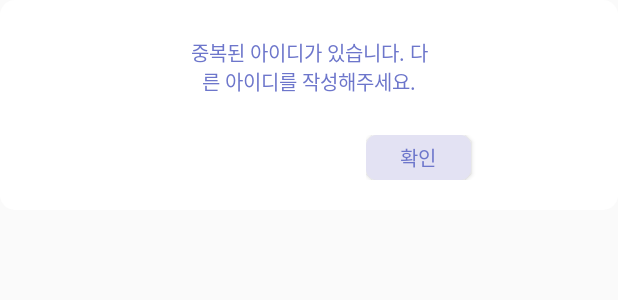
After one commit to rlfduswls/Diary, an Android app: the layout dialog2.xml on its own in the app's theme, with its tools: preview values and no code run, on a phone screen of 412 x 824 dp. The commit adds this screen. Shown: the top 300 px of the screen. Run offline under Robolectric (Android 15) with nearby library versions, the phone set to English and light mode, and no system bars.

Commit message:
다이어로그

```diff
--- /dev/null
+++ b/app/src/main/res/drawable-v24/view_round_blue.xml
@@ -0,0 +1,5 @@
+<?xml version="1.0" encoding="utf-8"?>
+<shape xmlns:android="http://schemas.android.com/apk/res/android">
+    <solid android:color="@color/blue5" />
+    <corners android:radius="7dp" />
+</shape>
--- /dev/null
+++ b/app/src/main/res/drawable-v24/view_round_white_6.xml
@@ -0,0 +1,5 @@
+<?xml version="1.0" encoding="utf-8"?>
+<shape xmlns:android="http://schemas.android.com/apk/res/android">
+    <solid android:color="@color/white" />
+    <corners android:radius="10dp" />
+</shape>
--- /dev/null
+++ b/app/src/main/res/layout/dialog2.xml
@@ -0,0 +1,41 @@
+<?xml version="1.0" encoding="utf-8"?>
+<LinearLayout xmlns:android="http://schemas.android.com/apk/res/android"
+    xmlns:tools="http://schemas.android.com/tools"
+    android:layout_width="match_parent"
+    android:layout_height="wrap_content"
+    android:background="@drawable/view_round_white_6"
+    android:gravity="center"
+    android:minWidth="300dp"
+    android:orientation="vertical"
+    android:padding="20dp">
+
+    <TextView
+        android:id="@+id/confirmTextView"
+        android:layout_width="160dp"
+        android:layout_height="wrap_content"
+        android:textColor="@color/blue4"
+        android:gravity="center"
+        android:minHeight="50dp"
+        android:textSize="13sp"
+        tools:text="중복된 아이디가 있습니다.
+다른 아이디를 작성해주세요."/>
+
+
+    <LinearLayout
+        android:layout_width="match_parent"
+        android:layout_height="wrap_content"
+        android:layout_marginTop="20dp"
+        android:layout_marginLeft="149dp"
+        android:orientation="horizontal">
+
+        <Button
+            android:id="@+id/yesButton"
+            android:layout_width="70dp"
+            android:layout_height="30dp"
+            android:textColor="@color/blue4"
+            android:text="확인"
+            android:background="@drawable/view_round_blue"
+            android:textSize="13sp" />
+    </LinearLayout>
+
+</LinearLayout>
--- a/app/src/main/res/values/colors.xml
+++ b/app/src/main/res/values/colors.xml
@@ -10,4 +10,6 @@
     <color name="blue1">#A3BBC9</color>
     <color name="blue2">#4B6599</color>
     <color name="blue3">#A9AAC1</color>
+    <color name="blue4">#6D76CB</color>
+    <color name="blue5">#E3E2F3</color>
 </resources>
```
Also changed, not shown: app/src/main/res/drawable-v24/box.xml (added, +22 -0 lines), app/src/main/res/layout/dialog1.xml (added, +39 -0 lines), app/src/main/res/layout/dialog3.xml (added, +41 -0 lines), app/src/main/res/layout/dialog4.xml (added, +51 -0 lines), app/src/main/res/drawable-v24/logo.png (added).
